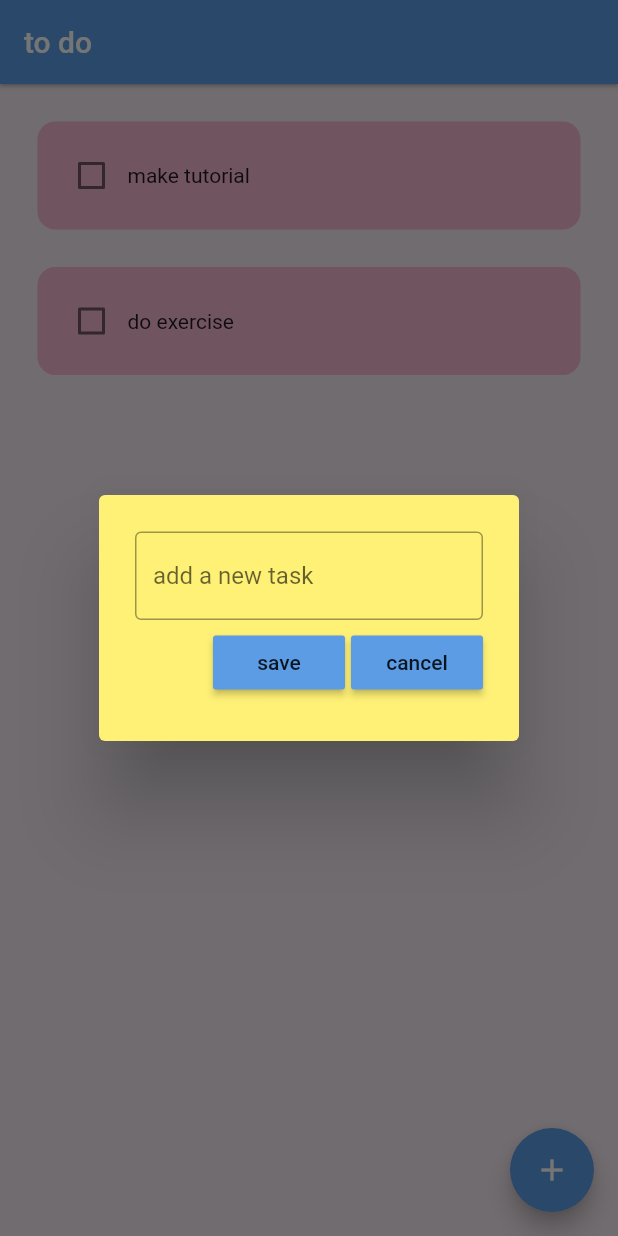
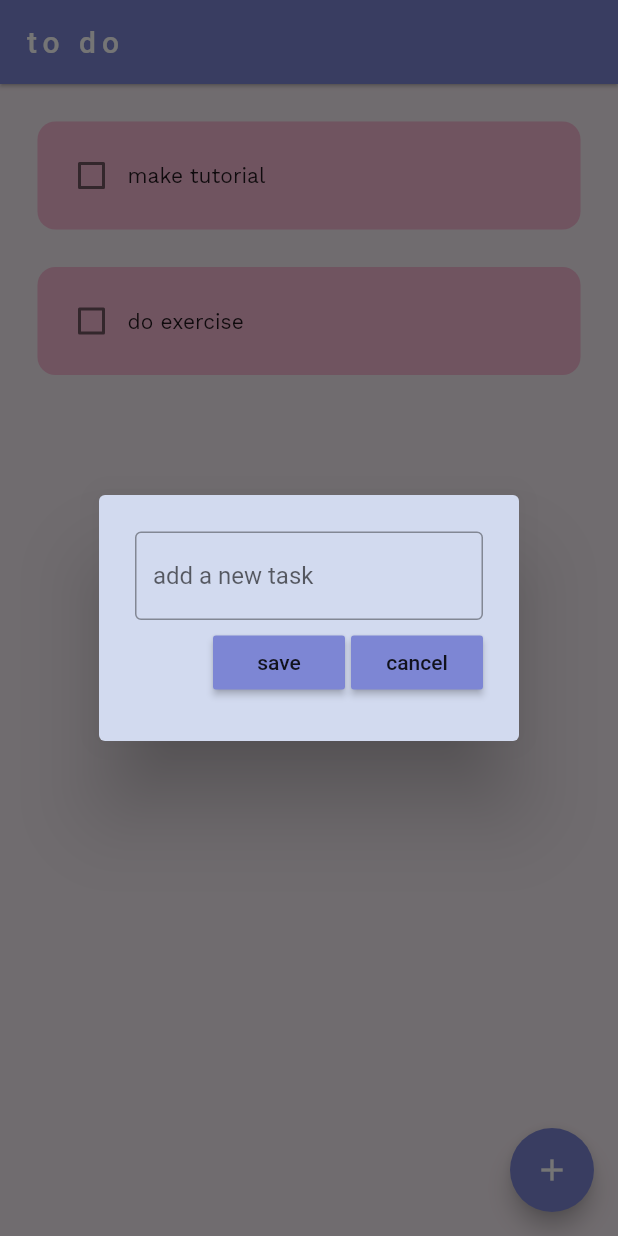
Before and after one commit to begumzengin/flutter-to-do, a Flutter app: the screen it shows after launch, after a tap on the "add" icon, on a phone screen of 412 x 824 dp. Run offline on Flutter 3.47's test engine with Material 2 defaults, Android fonts, the phone set to English and light mode, and no system bars; drawn by our look-alikes of flutter_slidable; our stand-ins replace google_fonts, hive_flutter; accounts and stored records are empty.

Commit message:
font & color changes

```diff
--- a/flutter_to_do/lib/pages/home_page.dart
+++ b/flutter_to_do/lib/pages/home_page.dart
@@ -2,6 +2,7 @@ import 'package:flutter/material.dart';
 import 'package:flutter_to_do/data/database.dart';
 import 'package:flutter_to_do/util/dialog_box.dart';
 import 'package:flutter_to_do/util/todo_tile.dart';
+import 'package:google_fonts/google_fonts.dart';
 import 'package:hive_flutter/hive_flutter.dart';
 
 class HomePage extends StatefulWidget {
@@ -77,14 +78,14 @@ class _HomePageState extends State<HomePage> {
     return Scaffold(
       backgroundColor: Color.fromARGB(255, 245, 235, 241),
       appBar: AppBar(
-        title: Text('to do'),
+        title: Text('to do', style: GoogleFonts.fredokaOne(letterSpacing: 4)),
         elevation: 1,
-        backgroundColor: Color.fromARGB(255, 91, 156, 229),
+        backgroundColor: Color.fromARGB(255, 125, 134, 212),
       ),
       floatingActionButton: FloatingActionButton(
         onPressed: createNewTask,
         child: Icon(Icons.add),
-        backgroundColor: Color.fromARGB(255, 91, 156, 229),
+        backgroundColor: Color.fromARGB(255, 125, 134, 212),
       ),
       body: ListView.builder(
         itemCount: db.todoList.length,
--- a/flutter_to_do/lib/util/dialog_box.dart
+++ b/flutter_to_do/lib/util/dialog_box.dart
@@ -16,7 +16,7 @@ class DialogBox extends StatelessWidget {
   @override
   Widget build(BuildContext context) {
     return AlertDialog(
-      backgroundColor: Colors.yellow[300],
+      backgroundColor: Color(0xFFD2DAEF),
       content: Container(
           height: 120,
           child: Column(
--- a/flutter_to_do/lib/util/my_button.dart
+++ b/flutter_to_do/lib/util/my_button.dart
@@ -14,7 +14,7 @@ class MyButton extends StatelessWidget {
     return MaterialButton(
       onPressed: onPressed,
       child: Text(text),
-      color: Color.fromARGB(255, 91, 156, 229),
+      color: Color.fromARGB(255, 125, 134, 212),
     );
   }
 }
--- a/flutter_to_do/lib/util/todo_tile.dart
+++ b/flutter_to_do/lib/util/todo_tile.dart
@@ -1,6 +1,7 @@
 import 'dart:math';
 import 'package:flutter/material.dart';
 import 'package:flutter_slidable/flutter_slidable.dart';
+import 'package:google_fonts/google_fonts.dart';
 
 class ToDoTile extends StatefulWidget {
   final String taskName;
@@ -73,10 +74,11 @@ class _ToDoTileState extends State<ToDoTile> {
 
               //task name
               Text(widget.taskName,
-                  style: TextStyle(
+                  style: GoogleFonts.workSans(
                       decoration: widget.taskCompleted
                           ? TextDecoration.lineThrough
-                          : TextDecoration.none)),
+                          : TextDecoration.none,
+                      fontSize: 14)),
             ],
           ),
           decoration: BoxDecoration(
--- a/flutter_to_do/pubspec.yaml
+++ b/flutter_to_do/pubspec.yaml
@@ -39,6 +39,8 @@ dependencies:
   # Use with the CupertinoIcons class for iOS style icons.
   cupertino_icons: ^1.0.2
   flutter_slidable: ^2.0.0
+  google_fonts: ^3.0.1
+  confetti: ^0.7.0
 
 dev_dependencies:
   flutter_test:
```
Also changed, not shown: flutter_to_do/pubspec.lock.
